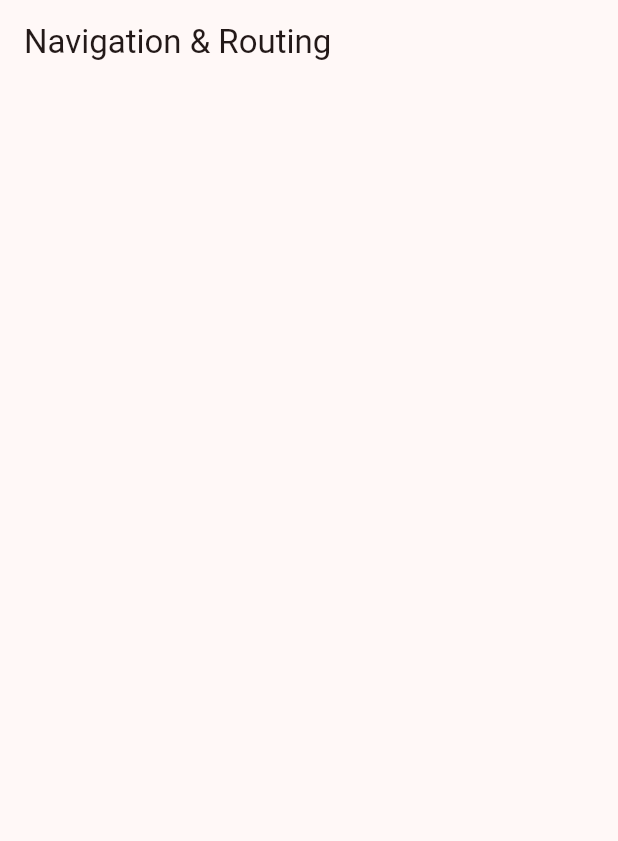
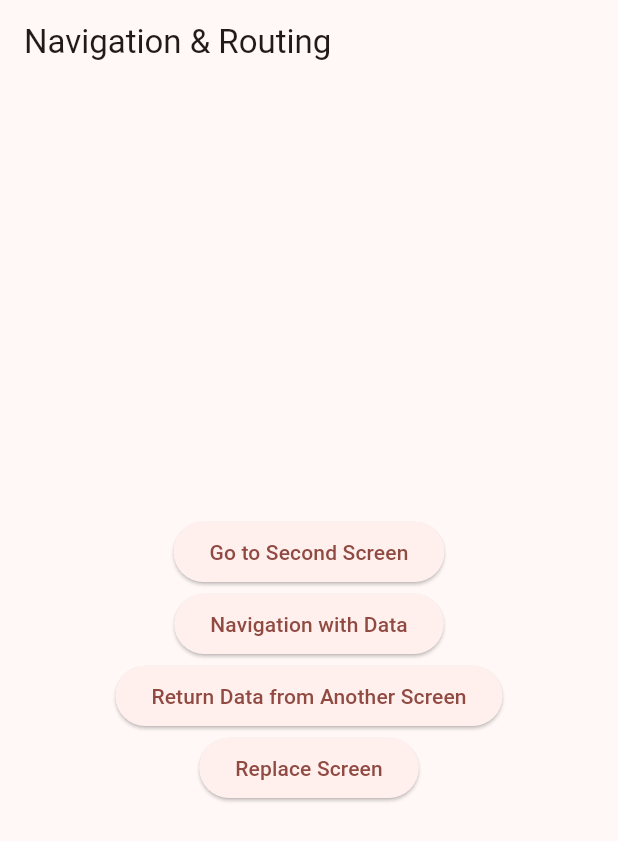
Before and after one commit to TataAdiN/Flutter-Fundamental-Learn, a Flutter app: the screen it shows after launch, on a phone screen of 412 x 824 dp. Shown: the top 841 px of the screen. Run offline on Flutter 3.47's test engine with Material 3 defaults, Android fonts, the phone set to English and light mode, and no system bars.

Commit message:
[feature][navigation_learn.screen] add navigation button

```diff
--- a/lib/navigations_learn/navigation_learn.dart
+++ b/lib/navigations_learn/navigation_learn.dart
@@ -9,7 +9,29 @@ class NavigationLearn extends StatelessWidget {
       appBar: AppBar(
         title: const Text('Navigation & Routing'),
       ),
-      body: Container(),
+      body: Center(
+        child: Column(
+          mainAxisAlignment: MainAxisAlignment.center,
+          children: <Widget>[
+            ElevatedButton(
+              child: const Text('Go to Second Screen'),
+              onPressed: () {},
+            ),
+            ElevatedButton(
+              child: const Text('Navigation with Data'),
+              onPressed: () {},
+            ),
+            ElevatedButton(
+              child: const Text('Return Data from Another Screen'),
+              onPressed: () {},
+            ),
+            ElevatedButton(
+              child: const Text('Replace Screen'),
+              onPressed: () {},
+            ),
+          ],
+        ),
+      ),
     );
   }
 }
```
